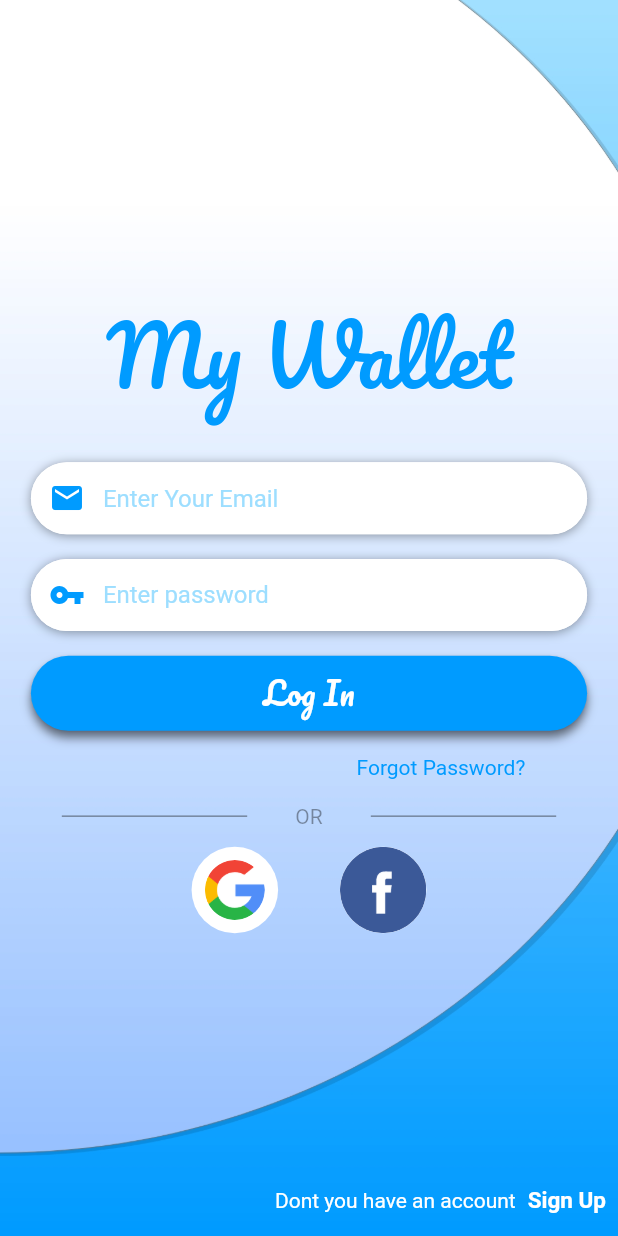
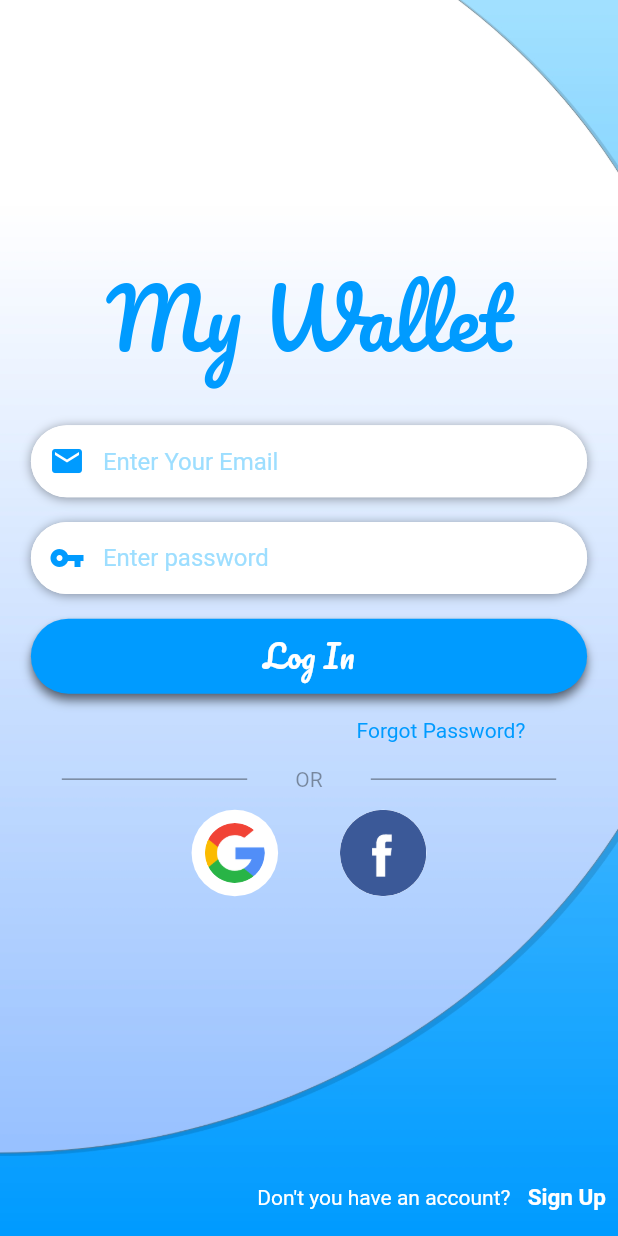
Before and after one commit to qadoker/my_wallet, a Flutter app: the screen it shows after launch, on a phone screen of 412 x 824 dp. Run offline on Flutter 3.47's test engine with Material 2 defaults, Android fonts, the phone set to English and light mode, and no system bars; our stand-ins replace moor, moor_flutter, pie_chart; missing offline and left inert: unicorndial; generated files the repository leaves out were written again.

Commit message:
My Wallet

```diff
--- a/lib/screens/primary/login_screen.dart
+++ b/lib/screens/primary/login_screen.dart
@@ -24,11 +24,10 @@ class _LoginScreenState extends State<LoginScreen> {
             image: DecorationImage(
                 image: AssetImage('assets/images/background.jpg'),
                 fit: BoxFit.fill)),
-        child: Stack(
-          fit: StackFit.expand,
+        child: Column(
           children: [
             Padding(
-              padding: EdgeInsets.symmetric(horizontal: screenWidth * 0.05),
+              padding: EdgeInsets.only(left: screenWidth * 0.05, right: screenWidth*0.05, top: screenHeight * 0.2),
               child: Column(
                 crossAxisAlignment: CrossAxisAlignment.stretch,
                 mainAxisAlignment: MainAxisAlignment.center,
@@ -117,20 +116,21 @@ class _LoginScreenState extends State<LoginScreen> {
                           backgroundImage:
                               AssetImage('assets/pngs/facebook.png'),
                           radius: screenWidth * 0.07,
-                        )
+                        ),
                       ],
                     ),
                   )
                 ],
               ),
             ),
+            SizedBox(height: screenHeight*0.2),
             Align(
               alignment: Alignment.bottomRight,
               child: Row(
                 mainAxisAlignment: MainAxisAlignment.end,
                 children: [
                   Text(
-                    'Dont you have an account',
+                    "Don't you have an account? ",
                     style: TextStyle(color: Colors.white),
                   ),
                   TextButton(
--- a/lib/screens/secondary/profile.dart
+++ b/lib/screens/secondary/profile.dart
@@ -83,7 +83,7 @@ class _ProfileState extends State<Profile> {
                             onPressed: (){
                               Navigator.pushNamed(context, LoginScreen.id);
                             },
-                          )
+                          ),
                         ],
                       ),
                     )
```
Also changed, not shown: lib/main.dart (+5 -7 lines), pubspec.yaml (+5 -8 lines), pubspec.lock, 2 other files.
